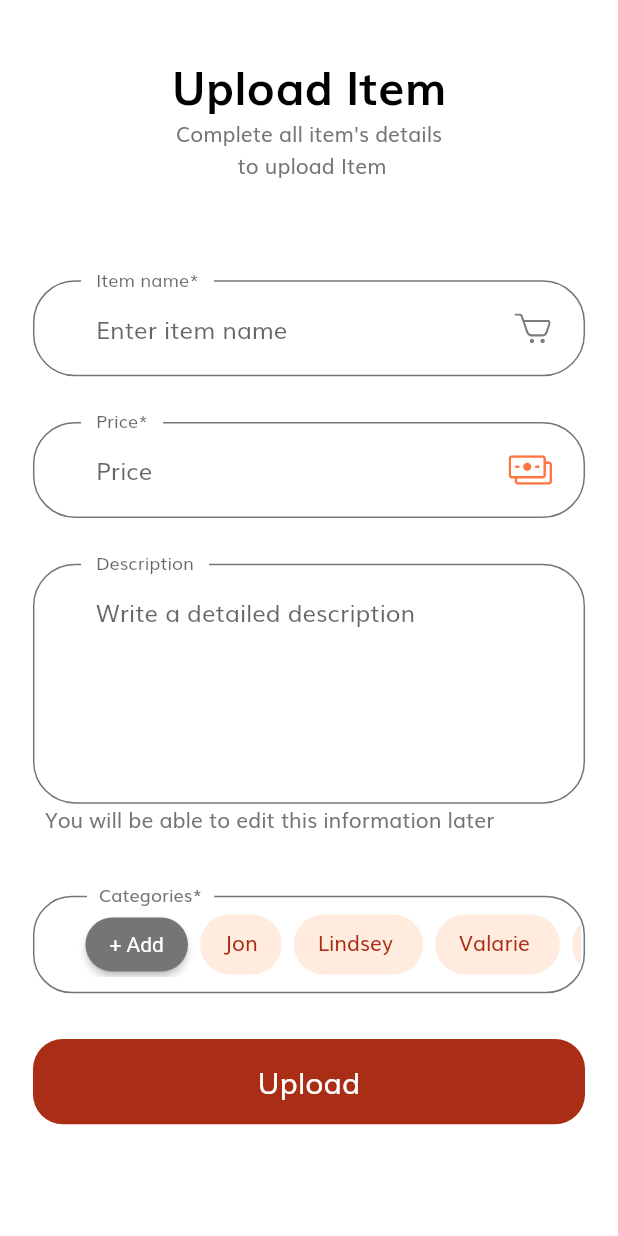
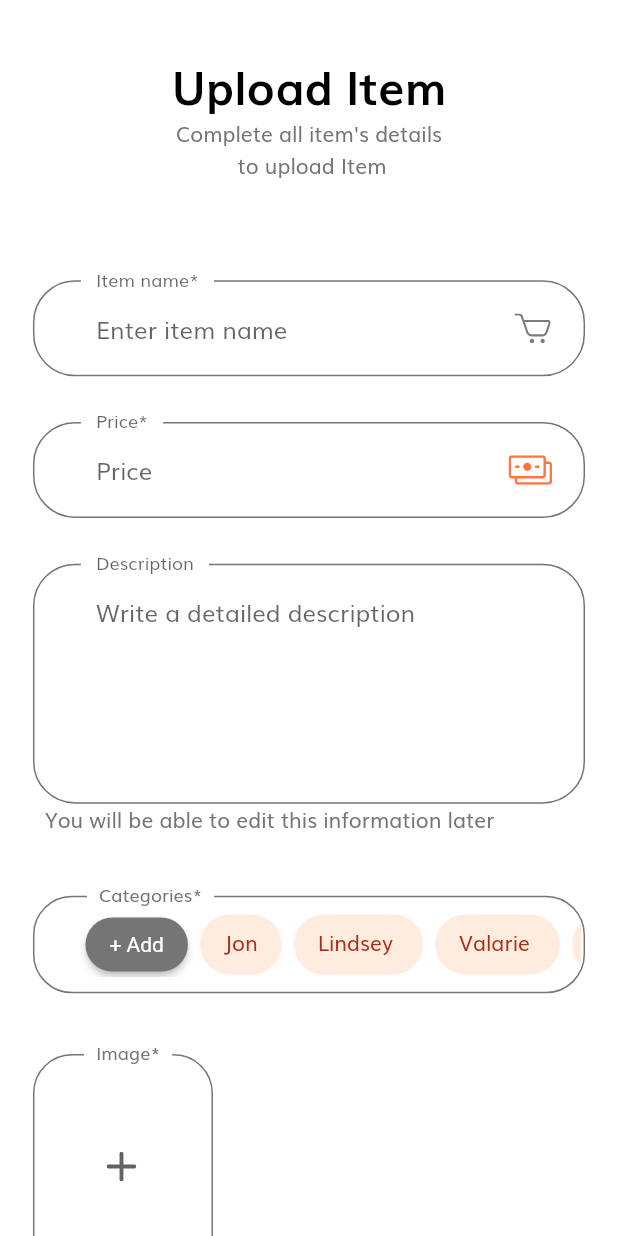
Before and after one commit to mrrtmob/blizzer, a Flutter app: the screen it shows after launch, on a phone screen of 412 x 824 dp. Run offline on Flutter 3.47's test engine with Material 2 defaults, Android fonts, the light colour scheme and no system bars; our stand-ins replace flutter_secure_storage, flutter_svg, get, image_picker; missing offline and left inert: amplify_api, amplify_auth_cognito, amplify_core, amplify_flutter, amplify_storage_s3, filter_list.

Commit message:
admin_upload

```diff
--- a/lib/admin/admin_screen/upload/components/admin_upload_form.dart
+++ b/lib/admin/admin_screen/upload/components/admin_upload_form.dart
@@ -1,14 +1,15 @@
-import 'package:amplify_flutter/amplify_flutter.dart';
+import 'dart:io';
+
+import 'package:blizzer/admin/api/query/query_categories.dart';
 import 'package:blizzer/components/custom_surfix_icon.dart';
 import 'package:blizzer/components/default_button.dart';
 import 'package:blizzer/components/form_error.dart';
-import 'package:blizzer/components/show_dialog.dart';
 import 'package:blizzer/constants.dart';
-import 'package:blizzer/screens/home/components/categories.dart';
 import 'package:blizzer/size_config.dart';
 import 'package:filter_list/filter_list.dart';
-import 'package:flutter/cupertino.dart';
 import 'package:flutter/material.dart';
+import 'package:flutter/services.dart';
+import 'package:image_picker/image_picker.dart';
 
 class UploadForm extends StatefulWidget {
   const UploadForm({Key? key}) : super(key: key);
@@ -18,6 +19,8 @@ class UploadForm extends StatefulWidget {
 }
 
 class _UploadFormState extends State<UploadForm> {
+  List<XFile> _imageFileList = [];
+
   List<Type> userList = [
     Type(name: "Jon", imageUrl: ""),
     Type(name: "Lindsey ", imageUrl: ""),
@@ -36,6 +39,7 @@ class _UploadFormState extends State<UploadForm> {
   final _formKey = GlobalKey<FormState>();
   String itemName = "";
   String description = "";
+
   final List<String?> errors = [];
   void addError({String? error}) {
     if (!errors.contains(error))
@@ -59,30 +63,56 @@ class _UploadFormState extends State<UploadForm> {
           mainAxisAlignment: MainAxisAlignment.center,
           crossAxisAlignment: CrossAxisAlignment.start,
           children: [
-            buildItemNameFormField(),
+            Padding(
+              padding: EdgeInsets.symmetric(
+                  horizontal: getProportionateScreenWidth(20)),
+              child: buildItemNameFormField(),
+            ),
             SizedBox(height: getProportionateScreenHeight(30)),
-            buildPriceFormField(),
+            Padding(
+              padding: EdgeInsets.symmetric(
+                  horizontal: getProportionateScreenWidth(20)),
+              child: buildPriceFormField(),
+            ),
             SizedBox(height: getProportionateScreenHeight(30)),
-            buildDescriptionFormField(),
+            Padding(
+              padding: EdgeInsets.symmetric(
+                  horizontal: getProportionateScreenWidth(20)),
+              child: buildDescriptionFormField(),
+            ),
             Padding(
               padding: const EdgeInsets.only(left: 8.0),
+              child: Padding(
+                padding: EdgeInsets.symmetric(
+                    horizontal: getProportionateScreenWidth(20)),
                 child: Text(
                   "You will be able to edit this information later",
                   textAlign: TextAlign.left,
                 ),
               ),
+            ),
             SizedBox(height: getProportionateScreenHeight(30)),
             buildCategories(userList),
-            FormError(errors: errors),
             SizedBox(height: getProportionateScreenHeight(30)),
-            DefaultButton(
+            buildImagePicker(_imageFileList),
+            SizedBox(height: getProportionateScreenHeight(30)),
+            Padding(
+              padding: EdgeInsets.symmetric(
+                  horizontal: getProportionateScreenWidth(24)),
+              child: FormError(errors: errors),
+            ),
+            SizedBox(height: getProportionateScreenHeight(30)),
+            Padding(
+              padding: EdgeInsets.symmetric(
+                  horizontal: getProportionateScreenWidth(20)),
+              child: DefaultButton(
                 text: "Upload",
-            press: () async{
-              if (_formKey.currentState!.validate()){
+                press: () async {
+                  if (_formKey.currentState!.validate()) {
                     _formKey.currentState!.save();
-
                   }
                 },
+              ),
             ),
           ],
         ));
@@ -139,7 +169,6 @@ class _UploadFormState extends State<UploadForm> {
           svgIcon: "assets/icons/Cash.svg",
         ),
         suffixIconColor: kTextColor,
-
       ),
     );
   }
@@ -160,7 +189,10 @@ class _UploadFormState extends State<UploadForm> {
   }
 
   Widget buildCategories(List<Type> categories) {
-    return Stack(
+    return Padding(
+      padding:
+          EdgeInsets.symmetric(horizontal: getProportionateScreenWidth(20)),
+      child: Stack(
         alignment: AlignmentDirectional.bottomCenter,
         children: [
           Container(
@@ -187,7 +219,9 @@ class _UploadFormState extends State<UploadForm> {
                       Padding(
                         padding: const EdgeInsets.only(left: 32),
                         child: ElevatedButton(
-                          onPressed: openFilterDelegate,
+                            onPressed: (){
+                              queryCategories();
+                            },
                             style: ElevatedButton.styleFrom(
                                 primary: kTextColor,
                                 shape: RoundedRectangleBorder(
@@ -213,8 +247,10 @@ class _UploadFormState extends State<UploadForm> {
                                   child: Padding(
                                     padding: const EdgeInsets.symmetric(
                                         horizontal: 16, vertical: 8),
-                                  child:
-                                      Text(categories[index].name.toString(),style: TextStyle(color: kPrimaryColor),),
+                                    child: Text(
+                                      categories[index].name.toString(),
+                                      style: TextStyle(color: kPrimaryColor),
+                                    ),
                                   ),
                                 ),
                               );
@@ -237,7 +273,112 @@ class _UploadFormState extends State<UploadForm> {
                     ),
                   )))
         ],
+      ),
     );
+  }
+
+  Widget buildImagePicker(List<XFile> imageList) {
+
+    return SingleChildScrollView(
+      scrollDirection: Axis.horizontal,
+      child: Row(
+        children: [
+          GestureDetector(
+            onTap: pickImage,
+            child: Stack(
+              alignment: AlignmentDirectional.bottomStart,
+              children: [
+                Container(
+                  height: 160,
+                ),
+                Padding(
+                  padding:
+                      EdgeInsets.only(left: getProportionateScreenWidth(20)),
+                  child: Container(
+                      height: 150,
+                      width: 120,
+                      decoration: BoxDecoration(
+                          border: Border.all(color: kTextColor),
+                          borderRadius: BorderRadius.circular(26)),
+                      child: Center(
+                          child: Padding(
+                        padding: const EdgeInsets.only(left: 20.0),
+                        child: CustomSurffixIcon(
+                          svgIcon: "assets/icons/Plus Icon.svg",
+                        ),
+                      ))),
+                ),
+                Positioned(
+                    top: 0,
+                    left: 56,
+                    child: Container(
+                        color: Colors.white,
+                        child: Padding(
+                          padding: const EdgeInsets.symmetric(horizontal: 8),
+                          child: Text(
+                            "Image*",
+                            style: TextStyle(fontSize: 12),
+                          ),
+                        )))
+              ],
+            ),
+          ),
+          SizedBox(
+            height: 150,
+            child: ListView.builder(
+                scrollDirection: Axis.horizontal,
+                physics: NeverScrollableScrollPhysics(),
+                shrinkWrap: true,
+                itemBuilder: ((context, index) {
+                  return Padding(
+                    padding: const EdgeInsets.only(left: 8.0),
+                    child: Stack(
+                      children: [
+                        Container(
+                          child: ClipRRect(
+                              borderRadius: BorderRadius.circular(26),
+                              child: Image.file(File(imageList[index].path))),
+                          decoration: BoxDecoration(
+                              color: kTextColor,
+                              borderRadius: BorderRadius.circular(26)),
+                          height: 150,
+                          width: 120,
+                        ),
+                        Positioned(
+                          left: 90,
+                          bottom: 100,
+                          child: GestureDetector(
+                            onTap: () {
+                              imageList.removeAt(index);
+                              setState(() {
+                              });
+                            },
+                            child: CustomSurffixIcon(
+                              svgIcon: "assets/icons/Close.svg",
+                            ),
+                          ),
+                        )
+                      ],
+                    ),
+                  );
+                }),
+                itemCount: imageList.length),
+          ),
+        ],
+      ),
+    );
+  }
+
+  Future pickImage() async {
+    try {
+      final images = await ImagePicker().pickMultiImage();
+      if (images == null) return;
+      setState(() {
+        _imageFileList.addAll(images);
+      });
+    } on PlatformException catch (e) {
+      print('Failed to pick image: $e');
+    }
   }
 
   void openFilterDelegate() async {
--- a/lib/admin/admin_screen/upload/components/body.dart
+++ b/lib/admin/admin_screen/upload/components/body.dart
@@ -13,9 +13,6 @@ class Body extends StatelessWidget {
       child: SizedBox(
         width: double.infinity,
         child: SingleChildScrollView(
-          child: Padding(
-            padding: EdgeInsets.symmetric(
-                horizontal: getProportionateScreenWidth(20)),
           child: Column(
             children: [
               SizedBox(height: SizeConfig.screenHeight * 0.04), // 4%
@@ -32,7 +29,6 @@ class Body extends StatelessWidget {
           ),
         ),
       ),
-      ),
     );
   }
 }
--- a/lib/main.dart
+++ b/lib/main.dart
@@ -1,7 +1,5 @@
 import 'package:blizzer/admin/admin_screen/upload/admin_upload_screen.dart';
 import 'package:blizzer/configureAmplify.dart';
-import 'package:blizzer/screens/sign_in/sign_in_screen.dart';
-import 'package:blizzer/size_config.dart';
 import 'package:flutter/material.dart';
 import 'package:blizzer/routes.dart';
 import 'package:blizzer/theme.dart';
```
Also changed, not shown: lib/admin/api/query/query_categories.dart (added, +20 -0 lines). Lines whose indentation alone changed are shown as unchanged.
